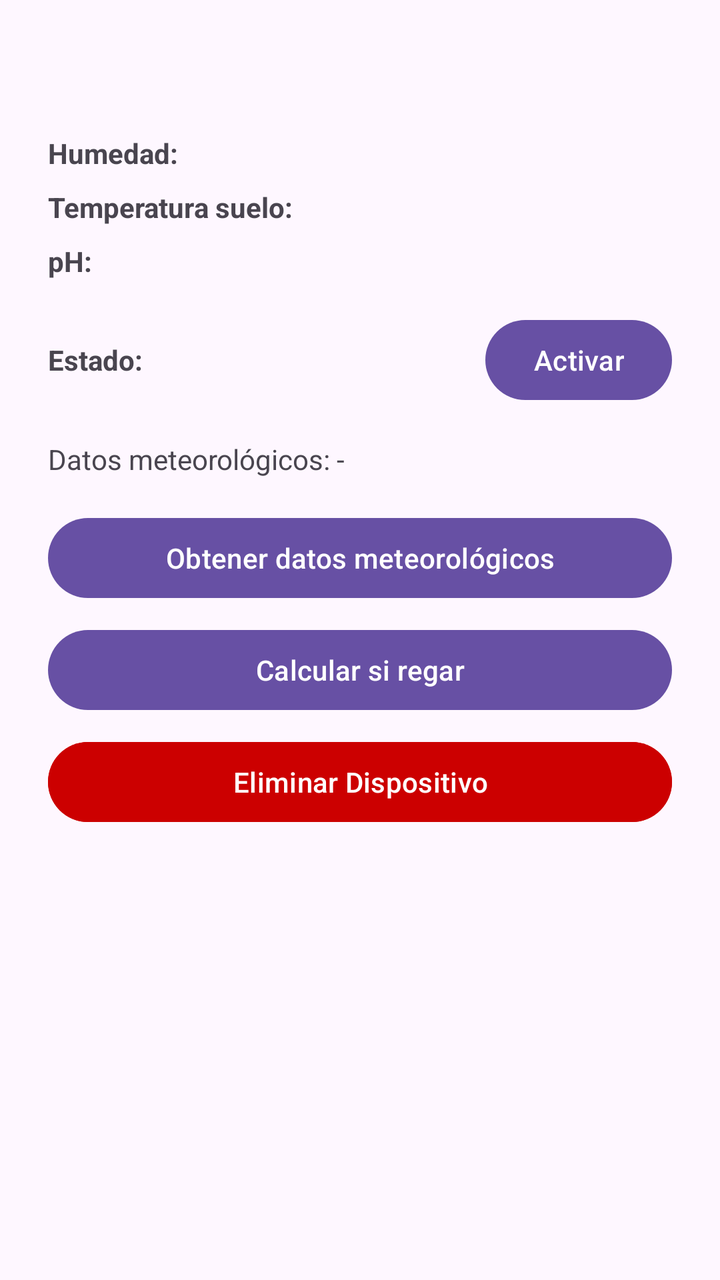
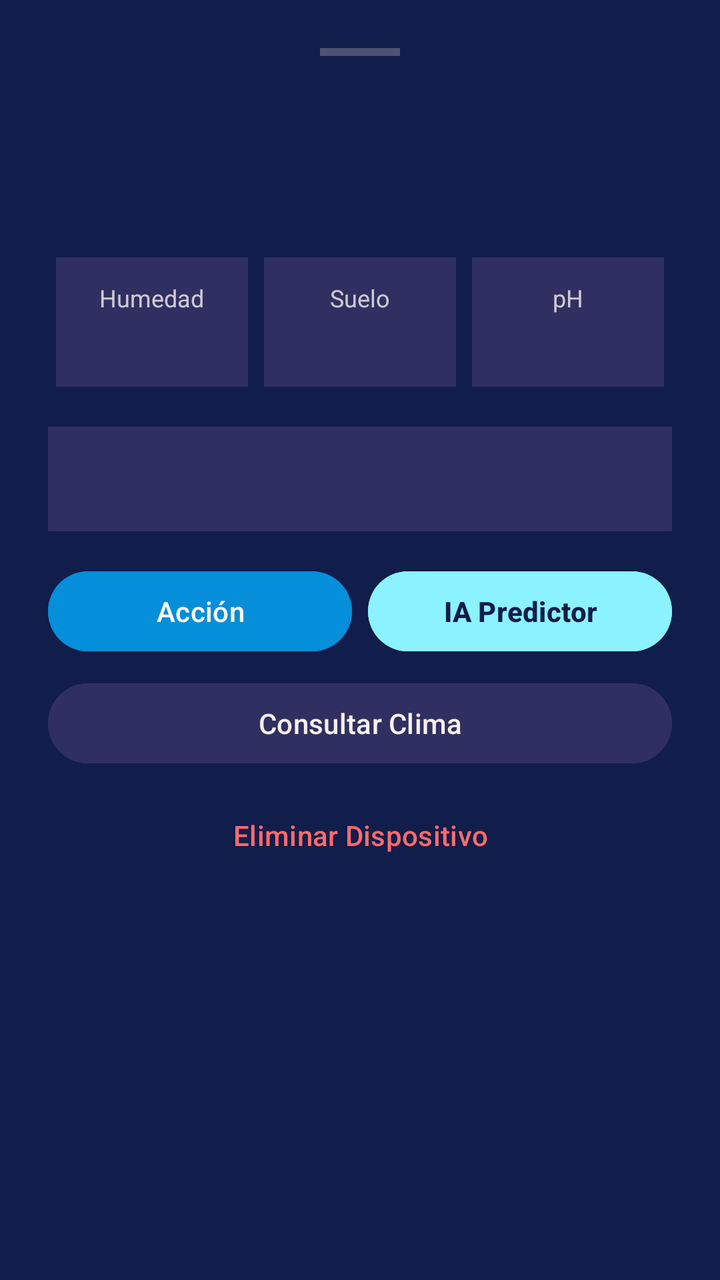

Two renders of the same Android screen: before a commit and after it. Below are the layout's source before the change and the commit's diff.
<!-- AndroidManifest.xml: application theme Theme.PAS_Project -->
<!-- res/layout/bottom_sheet_dispositivo.xml -->
<?xml version="1.0" encoding="utf-8"?>
<LinearLayout xmlns:android="http://schemas.android.com/apk/res/android"
    android:layout_width="match_parent"
    android:layout_height="wrap_content"
    android:orientation="vertical"
    android:padding="24dp">

    <TextView
        android:id="@+id/tvNombre"
        android:layout_width="match_parent"
        android:layout_height="wrap_content"
        android:textSize="20sp"
        android:textStyle="bold"
        android:layout_marginBottom="16dp"/>

    <LinearLayout
        android:layout_width="match_parent"
        android:layout_height="wrap_content"
        android:orientation="horizontal"
        android:layout_marginBottom="8dp">

        <TextView
            android:layout_width="0dp"
            android:layout_height="wrap_content"
            android:layout_weight="1"
            android:text="Humedad:"
            android:textStyle="bold"/>

        <TextView
            android:id="@+id/tvHumedad"
            android:layout_width="0dp"
            android:layout_height="wrap_content"
            android:layout_weight="1"/>
    </LinearLayout>

    <LinearLayout
        android:layout_width="match_parent"
        android:layout_height="wrap_content"
        android:orientation="horizontal"
        android:layout_marginBottom="8dp">

        <TextView
            android:layout_width="0dp"
            android:layout_height="wrap_content"
            android:layout_weight="1"
            android:text="Temperatura suelo:"
            android:textStyle="bold"/>

        <TextView
            android:id="@+id/tvTemperatura"
            android:layout_width="0dp"
            android:layout_height="wrap_content"
            android:layout_weight="1"/>
    </LinearLayout>

    <LinearLayout
        android:layout_width="match_parent"
        android:layout_height="wrap_content"
        android:orientation="horizontal"
        android:layout_marginBottom="16dp">

        <TextView
            android:layout_width="0dp"
            android:layout_height="wrap_content"
            android:layout_weight="1"
            android:text="pH:"
            android:textStyle="bold"/>

        <TextView
            android:id="@+id/tvPh"
            android:layout_width="0dp"
            android:layout_height="wrap_content"
            android:layout_weight="1"/>
    </LinearLayout>

    <LinearLayout
        android:layout_width="match_parent"
        android:layout_height="wrap_content"
        android:orientation="horizontal"
        android:gravity="center_vertical"
        android:layout_marginBottom="16dp">

        <TextView
            android:layout_width="0dp"
            android:layout_height="wrap_content"
            android:layout_weight="1"
            android:text="Estado:"
            android:textStyle="bold"/>

        <TextView
            android:id="@+id/tvEstado"
            android:layout_width="0dp"
            android:layout_height="wrap_content"
            android:layout_weight="1"/>

        <Button
            android:id="@+id/btnActivar"
            android:layout_width="wrap_content"
            android:layout_height="wrap_content"
            android:text="Activar"/>
    </LinearLayout>

    <TextView
        android:id="@+id/tvMeteo"
        android:layout_width="match_parent"
        android:layout_height="wrap_content"
        android:layout_marginBottom="16dp"
        android:text="Datos meteorológicos: -"/>

    <Button
        android:id="@+id/btnMeteo"
        android:layout_width="match_parent"
        android:layout_height="wrap_content"
        android:text="Obtener datos meteorológicos"
        android:layout_marginBottom="8dp"/>

    <Button
        android:id="@+id/btnRiego"
        android:layout_width="match_parent"
        android:layout_height="wrap_content"
        android:text="Calcular si regar"
        android:enabled="true"
        android:layout_marginBottom="8dp"/>

    <Button
        android:id="@+id/btnEliminar"
        android:layout_width="match_parent"
        android:layout_height="wrap_content"
        android:text="Eliminar Dispositivo"
        android:backgroundTint="@android:color/holo_red_dark"
        android:textColor="@android:color/white"/>

</LinearLayout>
<!-- resources referenced by this layout -->
<resources>
  <style name="Theme.PAS_Project" parent="Base.Theme.PAS_Project" />
  <style name="Base.Theme.PAS_Project" parent="Theme.Material3.DayNight.NoActionBar">
          
          
      </style>
</resources>

<!-- the commit's change to res/layout/bottom_sheet_dispositivo.xml (unified diff, before → after) -->
@@ -1,133 +1,190 @@
 <?xml version="1.0" encoding="utf-8"?>
-<LinearLayout xmlns:android="http://schemas.android.com/apk/res/android"
+<androidx.constraintlayout.widget.ConstraintLayout xmlns:android="http://schemas.android.com/apk/res/android"
+    xmlns:app="http://schemas.android.com/apk/res-auto"
     android:layout_width="match_parent"
     android:layout_height="wrap_content"
-    android:orientation="vertical"
+    android:background="@color/dark_blue_surface"
     android:padding="24dp">
+
+    <View
+        android:id="@+id/viewIndicator"
+        android:layout_width="40dp"
+        android:layout_height="4dp"
+        android:background="#40F7F0F0"
+        app:layout_constraintTop_toTopOf="parent"
+        app:layout_constraintStart_toStartOf="parent"
+        app:layout_constraintEnd_toEndOf="parent" />
 
     <TextView
         android:id="@+id/tvNombre"
+        android:layout_width="0dp"
+        android:layout_height="wrap_content"
+        android:layout_marginTop="16dp"
+        android:textColor="@color/accent_cyan"
+        android:textSize="26sp"
+        android:textStyle="bold"
+        app:layout_constraintTop_toBottomOf="@id/viewIndicator"
+        app:layout_constraintStart_toStartOf="parent"
+        app:layout_constraintEnd_toEndOf="parent" />
+
+    <TextView
+        android:id="@+id/tvEstado"
+        android:layout_width="0dp"
+        android:layout_height="wrap_content"
+        android:textColor="@color/bg_white"
+        android:textSize="16sp"
+        android:textStyle="italic"
+        app:layout_constraintTop_toBottomOf="@id/tvNombre"
+        app:layout_constraintStart_toStartOf="parent"
+        app:layout_constraintEnd_toEndOf="parent" />
+
+    <GridLayout
+        android:id="@+id/gridSensores"
         android:layout_width="match_parent"
         android:layout_height="wrap_content"
-        android:textSize="20sp"
-        android:textStyle="bold"
-        android:layout_marginBottom="16dp"/>
+        android:columnCount="3"
+        android:layout_marginTop="24dp"
+        app:layout_constraintTop_toBottomOf="@id/tvEstado"
+        app:layout_constraintStart_toStartOf="parent"
+        app:layout_constraintEnd_toEndOf="parent">
 
-    <LinearLayout
-        android:layout_width="match_parent"
-        android:layout_height="wrap_content"
-        android:orientation="horizontal"
-        android:layout_marginBottom="8dp">
-
-        <TextView
+        <LinearLayout
             android:layout_width="0dp"
             android:layout_height="wrap_content"
-            android:layout_weight="1"
-            android:text="Humedad:"
-            android:textStyle="bold"/>
+            android:orientation="vertical"
+            android:layout_columnWeight="1"
+            android:gravity="center"
+            android:background="@color/navy_variant"
+            android:padding="12dp"
+            android:layout_margin="4dp">
+            <TextView
+                android:layout_width="wrap_content"
+                android:layout_height="wrap_content"
+                android:text="Humedad"
+                android:textColor="@color/bg_white"
+                android:alpha="0.8"
+                android:textSize="12sp"/>
+            <TextView
+                android:id="@+id/tvHumedad"
+                android:layout_width="wrap_content"
+                android:layout_height="wrap_content"
+                android:textColor="@color/accent_cyan"
+                android:textSize="18sp"
+                android:textStyle="bold"/>
+        </LinearLayout>
 
-        <TextView
-            android:id="@+id/tvHumedad"
+        <LinearLayout
             android:layout_width="0dp"
             android:layout_height="wrap_content"
-            android:layout_weight="1"/>
-    </LinearLayout>
+            android:orientation="vertical"
+            android:layout_columnWeight="1"
+            android:gravity="center"
+            android:background="@color/navy_variant"
+            android:padding="12dp"
+            android:layout_margin="4dp">
+            <TextView
+                android:layout_width="wrap_content"
+                android:layout_height="wrap_content"
+                android:text="Suelo"
+                android:textColor="@color/bg_white"
+                android:alpha="0.8"
+                android:textSize="12sp"/>
+            <TextView
+                android:id="@+id/tvTemperatura"
+                android:layout_width="wrap_content"
+                android:layout_height="wrap_content"
+                android:textColor="@color/accent_cyan"
+                android:textSize="18sp"
+                android:textStyle="bold"/>
+        </LinearLayout>
 
-    <LinearLayout
-        android:layout_width="match_parent"
-        android:layout_height="wrap_content"
-        android:orientation="horizontal"
-        android:layout_marginBottom="8dp">
-
-        <TextView
+        <LinearLayout
             android:layout_width="0dp"
             android:layout_height="wrap_content"
-            android:layout_weight="1"
-            android:text="Temperatura suelo:"
-            android:textStyle="bold"/>
-
-        <TextView
-            android:id="@+id/tvTemperatura"
-            android:layout_width="0dp"
-            android:layout_height="wrap_content"
-            android:layout_weight="1"/>
-    </LinearLayout>
-
-    <LinearLayout
-        android:layout_width="match_parent"
-        android:layout_height="wrap_content"
-        android:orientation="horizontal"
-        android:layout_marginBottom="16dp">
-
-        <TextView
-            android:layout_width="0dp"
-            android:layout_height="wrap_content"
-            android:layout_weight="1"
-            android:text="pH:"
-            android:textStyle="bold"/>
-
-        <TextView
-            android:id="@+id/tvPh"
-            android:layout_width="0dp"
-            android:layout_height="wrap_content"
-            android:layout_weight="1"/>
-    </LinearLayout>
-
-    <LinearLayout
-        android:layout_width="match_parent"
-        android:layout_height="wrap_content"
-        android:orientation="horizontal"
-        android:gravity="center_vertical"
-        android:layout_marginBottom="16dp">
-
-        <TextView
-            android:layout_width="0dp"
-            android:layout_height="wrap_content"
-            android:layout_weight="1"
-            android:text="Estado:"
-            android:textStyle="bold"/>
-
-        <TextView
-            android:id="@+id/tvEstado"
-            android:layout_width="0dp"
-            android:layout_height="wrap_content"
-            android:layout_weight="1"/>
-
-        <Button
-            android:id="@+id/btnActivar"
-            android:layout_width="wrap_content"
-            android:layout_height="wrap_content"
-            android:text="Activar"/>
-    </LinearLayout>
+            android:orientation="vertical"
+            android:layout_columnWeight="1"
+            android:gravity="center"
+            android:background="@color/navy_variant"
+            android:padding="12dp"
+            android:layout_margin="4dp">
+            <TextView
+                android:layout_width="wrap_content"
+                android:layout_height="wrap_content"
+                android:text="pH"
+                android:textColor="@color/bg_white"
+                android:alpha="0.8"
+                android:textSize="12sp"/>
+            <TextView
+                android:id="@+id/tvPh"
+                android:layout_width="wrap_content"
+                android:layout_height="wrap_content"
+                android:textColor="@color/accent_cyan"
+                android:textSize="18sp"
+                android:textStyle="bold"/>
+        </LinearLayout>
+    </GridLayout>
 
     <TextView
         android:id="@+id/tvMeteo"
-        android:layout_width="match_parent"
+        android:layout_width="0dp"
         android:layout_height="wrap_content"
-        android:layout_marginBottom="16dp"
-        android:text="Datos meteorológicos: -"/>
+        android:layout_marginTop="16dp"
+        android:background="@color/navy_variant"
+        android:padding="16dp"
+        android:textColor="@color/bg_white"
+        android:textSize="15sp"
+        android:gravity="center"
+        app:layout_constraintTop_toBottomOf="@id/gridSensores"
+        app:layout_constraintStart_toStartOf="parent"
+        app:layout_constraintEnd_toEndOf="parent" />
+
+    <Button
+        android:id="@+id/btnActivar"
+        android:layout_width="0dp"
+        android:layout_height="wrap_content"
+        android:layout_marginTop="16dp"
+        android:layout_marginEnd="8dp"
+        android:backgroundTint="@color/primary_blue"
+        android:textColor="@color/white"
+        android:text="Acción"
+        app:layout_constraintTop_toBottomOf="@id/tvMeteo"
+        app:layout_constraintStart_toStartOf="parent"
+        app:layout_constraintEnd_toStartOf="@id/btnRiego" />
+
+    <Button
+        android:id="@+id/btnRiego"
+        android:layout_width="0dp"
+        android:layout_height="wrap_content"
+        android:backgroundTint="@color/accent_cyan"
+        android:textColor="@color/dark_blue_surface"
+        android:text="IA Predictor"
+        android:textStyle="bold"
+        app:layout_constraintTop_toTopOf="@id/btnActivar"
+        app:layout_constraintStart_toEndOf="@id/btnActivar"
+        app:layout_constraintEnd_toEndOf="parent" />
 
     <Button
         android:id="@+id/btnMeteo"
-        android:layout_width="match_parent"
+        android:layout_width="0dp"
         android:layout_height="wrap_content"
-        android:text="Obtener datos meteorológicos"
-        android:layout_marginBottom="8dp"/>
-
-    <Button
-        android:id="@+id/btnRiego"
-        android:layout_width="match_parent"
-        android:layout_height="wrap_content"
-        android:text="Calcular si regar"
-        android:enabled="true"
-        android:layout_marginBottom="8dp"/>
+        android:layout_marginTop="8dp"
+        android:backgroundTint="@color/navy_variant"
+        android:textColor="@color/bg_white"
+        android:text="Consultar Clima"
+        app:layout_constraintTop_toBottomOf="@id/btnActivar"
+        app:layout_constraintStart_toStartOf="parent"
+        app:layout_constraintEnd_toEndOf="parent" />
 
     <Button
         android:id="@+id/btnEliminar"
-        android:layout_width="match_parent"
+        style="@style/Widget.Material3.Button.TextButton"
+        android:layout_width="0dp"
         android:layout_height="wrap_content"
+        android:layout_marginTop="8dp"
         android:text="Eliminar Dispositivo"
-        android:backgroundTint="@android:color/holo_red_dark"
-        android:textColor="@android:color/white"/>
+        android:textColor="#FF6B6B"
+        app:layout_constraintTop_toBottomOf="@id/btnMeteo"
+        app:layout_constraintStart_toStartOf="parent"
+        app:layout_constraintEnd_toEndOf="parent" />
 
-</LinearLayout>
+</androidx.constraintlayout.widget.ConstraintLayout>
<!-- resource entries referenced after the edit -->
@@ -1,9 +1,20 @@
 <!-- resources referenced by this layout -->
 <resources>
+  <color name="accent_cyan">#8AF3FF</color>
+  <color name="bg_white">#F7F0F0</color>
+  <color name="dark_blue_surface">#111D4A</color>
+  <color name="navy_variant">#2F3061</color>
+  <color name="primary_blue">#058ED9</color>
+  <color name="white">#FFFFFFFF</color>
   <style name="Theme.PAS_Project" parent="Base.Theme.PAS_Project" />
   <style name="Base.Theme.PAS_Project" parent="Theme.Material3.DayNight.NoActionBar">
           
-          
+          <item name="colorPrimary">@color/primary_blue</item>
+          <item name="android:windowBackground">@color/bg_white</item>
+          <item name="colorSecondary">@color/accent_cyan</item>
+          <item name="colorSurface">@color/dark_blue_surface</item>
+          <item name="colorOnSurface">@color/white</item>
+          <item name="colorPrimaryVariant">@color/navy_variant</item>
       </style>
 </resources>
 
